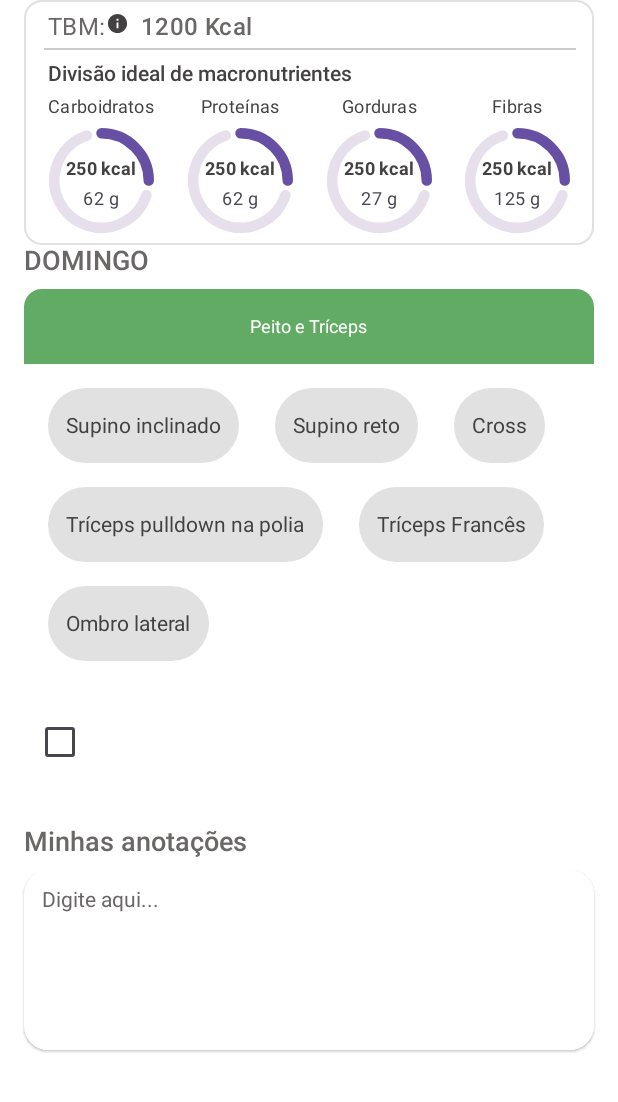
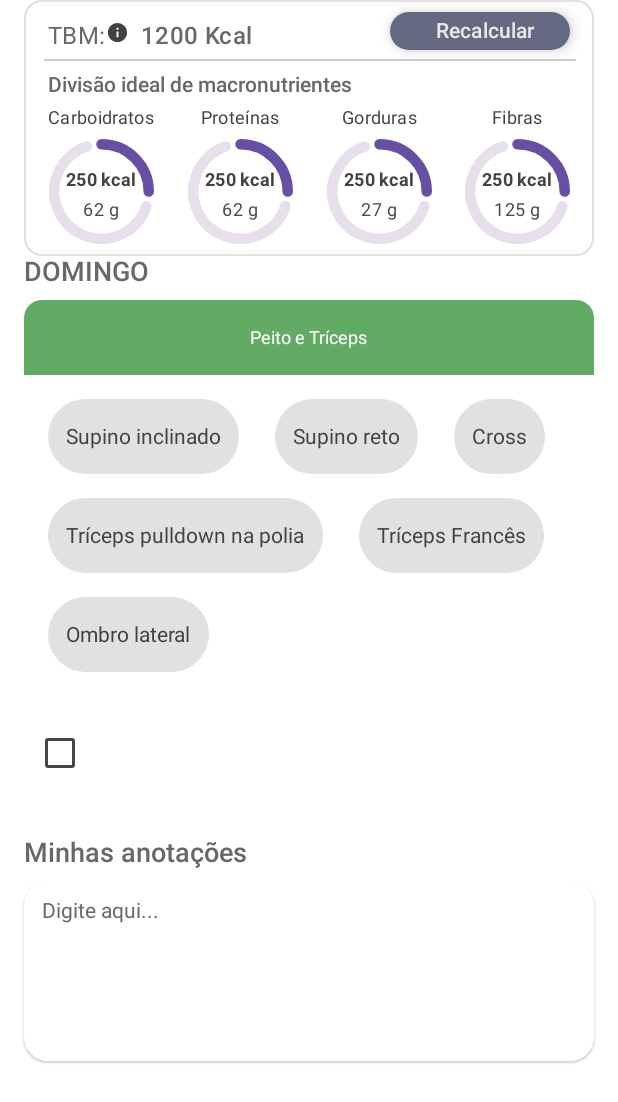
Before and after one commit to rlima20/My-Workout, an Android app built with Jetpack Compose: the @Preview function HomeScreenPreview, on a phone screen of 412 x 824 dp. Shown: the top 1102 px of the screen. Run offline under Robolectric (Android 15) with nearby library versions, the phone set to English and light mode, and no system bars.

Commit message:
Recalculate button

```diff
--- a/app/src/main/java/com/example/mynutrition/presentation/nutrition/components/NutritionCard.kt
+++ b/app/src/main/java/com/example/mynutrition/presentation/nutrition/components/NutritionCard.kt
@@ -6,11 +6,13 @@ import androidx.compose.foundation.layout.Column
 import androidx.compose.foundation.layout.Row
 import androidx.compose.foundation.layout.fillMaxWidth
 import androidx.compose.foundation.layout.padding
+import androidx.compose.foundation.layout.size
 import androidx.compose.material3.Card
 import androidx.compose.material3.CardDefaults
 import androidx.compose.material3.MaterialTheme
 import androidx.compose.material3.Text
 import androidx.compose.runtime.Composable
+import androidx.compose.ui.Alignment
 import androidx.compose.ui.Modifier
 import androidx.compose.ui.res.colorResource
 import androidx.compose.ui.res.painterResource
@@ -27,6 +29,7 @@ import com.example.mynutrition.domain.model.macro.Colors
 import com.example.mynutrition.domain.model.macro.MacroUiModel
 import com.example.myworkout.R
 import com.example.myworkout.presentation.ui.components.commons.Divider
+import com.example.myworkout.presentation.ui.components.commons.FabSection
 import com.example.myworkout.utils.Utils
 
 
@@ -46,10 +49,13 @@ fun NutritionCard(
         ) {
         Column {
             Row(
+                horizontalArrangement = Arrangement.SpaceBetween,
+                verticalAlignment = Alignment.CenterVertically,
                 modifier = Modifier
                     .fillMaxWidth()
                     .padding(top = 8.dp, start = 16.dp)
             ) {
+                Row() {
                     TextInfo(
                         modifier = Modifier.padding(end = 8.dp),
                         text = "TBM:",
@@ -58,7 +64,6 @@ fun NutritionCard(
                     )
 
                     Text(
-                    modifier = Modifier.padding(bottom = 4.dp),
                         text = "1200 Kcal",
                         fontSize = 16.sp,
                         fontWeight = FontWeight.SemiBold,
@@ -67,13 +72,25 @@ fun NutritionCard(
                     )
                 }
 
+                Row() {
+                    FabSection(
+                        modifier = Modifier
+                            .padding(bottom = 6.dp, end = 16.dp)
+                            .size(120.dp, 25.dp),
+                        enabled = true,
+                        buttonName = "Recalcular",
+                        onClick = {}
+                    )
+                }
+            }
+
             Divider()
 
             Text(
                 modifier = Modifier.padding(top = 8.dp, start = 16.dp),
                 fontFamily = FontFamily.SansSerif,
                 fontWeight = FontWeight.SemiBold,
-                color = colorResource(R.color.text_color),
+                color = colorResource(R.color.title_color),
                 text = stringResource(R.string.macro_division)
             )
             val totalCalories = 1000
--- a/app/src/main/java/com/example/myworkout/presentation/ui/components/commons/ExtendedFab.kt
+++ b/app/src/main/java/com/example/myworkout/presentation/ui/components/commons/ExtendedFab.kt
@@ -22,7 +22,7 @@ import com.example.myworkout.R
 @Composable
 fun ExtendedFab(
     modifier: Modifier = Modifier,
-    icon: ImageVector,
+    icon: ImageVector?,
     text: String,
     pressedColor: Int = R.color.text_color,
     defaultColor: Int = R.color.button_color,
@@ -36,7 +36,7 @@ fun ExtendedFab(
     ExtendedFloatingActionButton(
         onClick = { onClick() },
         modifier = modifier,
-        icon = { Icon(icon, contentDescription) },
+        icon = { icon?.let { Icon(icon, contentDescription)} },
         text = { Text(text = text) },
         containerColor = color(isPressed, pressedColor, defaultColor),
         contentColor = colorResource(contentColor),
--- a/app/src/main/java/com/example/myworkout/presentation/ui/components/commons/FabSection.kt
+++ b/app/src/main/java/com/example/myworkout/presentation/ui/components/commons/FabSection.kt
@@ -7,24 +7,27 @@ import androidx.compose.material.icons.Icons
 import androidx.compose.material.icons.filled.ArrowForward
 import androidx.compose.runtime.Composable
 import androidx.compose.ui.Modifier
+import androidx.compose.ui.graphics.vector.ImageVector
 import androidx.compose.ui.res.stringResource
 import androidx.compose.ui.tooling.preview.Preview
 import com.example.myworkout.R
 
 @Composable
 fun FabSection(
+    modifier: Modifier = Modifier,
     enabled: Boolean = false,
     buttonName: String = stringResource(R.string.next),
+    icon: ImageVector? = null,
     onClick: () -> Unit
 ) {
     if (enabled) {
         Row(
             horizontalArrangement = Arrangement.End,
-            modifier = Modifier.fillMaxWidth()
+            modifier = modifier.fillMaxWidth()
         ) {
             ExtendedFab(
                 modifier = Modifier.fillMaxWidth(),
-                icon = Icons.Default.ArrowForward,
+                icon = icon,
                 text = buttonName,
                 onClick = { onClick() }
             )
@@ -32,11 +35,12 @@ fun FabSection(
     }
 }
 
-@Preview
+@Preview(showBackground = true)
 @Composable
 private fun FabSectionPreview() {
     FabSection(
         buttonName = stringResource(R.string.next),
-        onClick = {}
+        onClick = {},
+        icon = null
     )
 }
--- a/app/src/main/java/com/example/myworkout/presentation/ui/components/home/homev2/PagerScreen.kt
+++ b/app/src/main/java/com/example/myworkout/presentation/ui/components/home/homev2/PagerScreen.kt
@@ -9,6 +9,8 @@ import androidx.compose.foundation.layout.fillMaxSize
 import androidx.compose.foundation.layout.fillMaxWidth
 import androidx.compose.foundation.layout.height
 import androidx.compose.foundation.layout.padding
+import androidx.compose.material.icons.Icons
+import androidx.compose.material.icons.filled.ArrowForward
 import androidx.compose.runtime.Composable
 import androidx.compose.runtime.LaunchedEffect
 import androidx.compose.runtime.getValue
@@ -131,6 +133,7 @@ fun PagerScreen(
             FabSection(
                 buttonName = stringResource(R.string.button_section_save_button),
                 enabled = editTextFocused,
+                icon = Icons.Default.ArrowForward,
                 onClick = {
                     viewModel.updateTraining(
                         TrainingModel(
```
Lines whose indentation alone changed are shown as unchanged.
